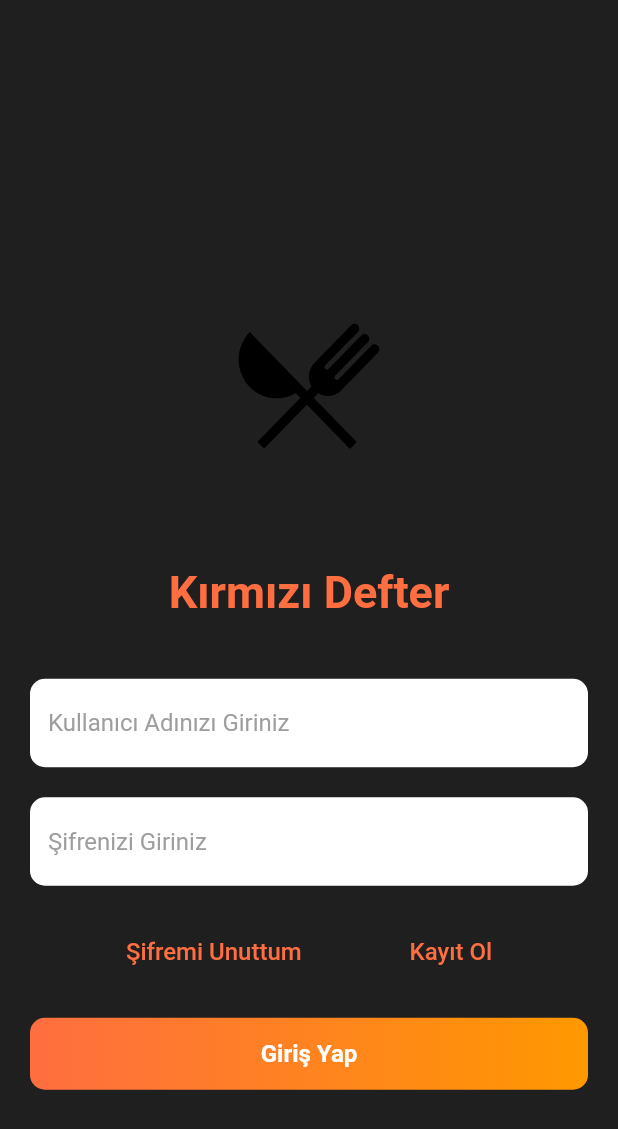
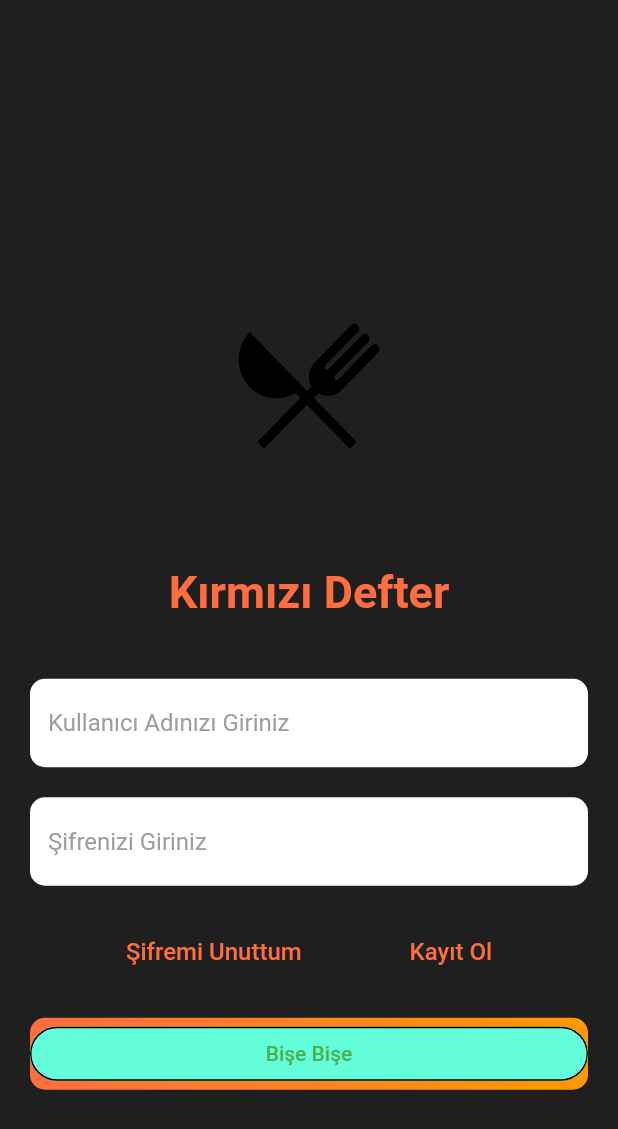
Before and after one commit to Buris1326/Red-Notebook, a Flutter app: the screen it shows after launch, on a phone screen of 412 x 824 dp. Shown: the top 1129 px of the screen. Run offline on Flutter 3.47's test engine with Material 2 defaults, Android fonts, the phone set to English and light mode, and no system bars; our stand-ins replace cloud_firestore, firebase_auth, firebase_core, firebase_database, flutter_rating_bar, flutter_spinkit and 2 more; accounts and stored records are empty.

Commit message:
Kod düzenlemesi yapıldı

```diff
--- a/lib/gecisEkranlari/sayfaBursa.dart
+++ b/lib/gecisEkranlari/sayfaBursa.dart
@@ -1,48 +1,21 @@
+import 'package:firebase_auth/firebase_auth.dart';
 import 'package:flutter/material.dart';
-import 'package:firebase_auth/firebase_auth.dart';
+import 'package:kirmizidefter/Authentication.dart';
 import 'package:lottie/lottie.dart';
 import 'package:kirmizidefter/kayitOl_sifreYenileme/ForgotPassword.dart';
 import 'package:kirmizidefter/kayitOl_sifreYenileme/SignUpScreen.dart';
-import 'package:kirmizidefter/yardimciSayfalar/sayfaYildirim.dart';
 
-class SayfaBursa extends StatefulWidget {
-  @override
-  _SayfaBursaState createState() => _SayfaBursaState();
-}
+class SayfaBursa extends StatelessWidget {
+  String user_email = "";
+  String user_password = "";
 
-class _SayfaBursaState extends State<SayfaBursa> {
-  TextEditingController _usernameController = TextEditingController();
-  TextEditingController _passwordController = TextEditingController();
 
-  final FirebaseAuth _firebaseAuth = FirebaseAuth.instance;
-
-  void _login() async {
-    try {
-      UserCredential userCredential =
-      await _firebaseAuth.signInWithEmailAndPassword(
-        email: _usernameController.text,
-        password: _passwordController.text,
-      );
-
-      // Giriş başarılı olduğunda yapılması gereken işlemler
-      User? user = userCredential.user;
-      if (user != null) {
-        Navigator.pushReplacement(
-          context,
-          MaterialPageRoute(builder: (context) => SayfaYildirim(child: Container())),
-        );
-      }
-    } catch (e) {
-      // Giriş hatalı olduğunda yapılması gereken işlemler
-      print("hatali bilgi girisi yapildi");
-    }
-  }
 
   @override
   Widget build(BuildContext context) {
     return MaterialApp(
       home: Scaffold(
-        backgroundColor: Color(0xFF1F1F1F), // Koyu arka plan rengi
+        backgroundColor: Color(0xFF1F1F1F),
         body: Center(
           child: SingleChildScrollView(
             child: Padding(
@@ -68,7 +41,9 @@ class _SayfaBursaState extends State<SayfaBursa> {
                   ),
                   SizedBox(height: 40),
                   TextFormField(
-                    controller: _usernameController,
+                    onChanged: (value) {
+                      user_email = value;
+                    },
                     decoration: InputDecoration(
                       hintText: "Kullanıcı Adınızı Giriniz",
                       hintStyle: TextStyle(color: Colors.grey),
@@ -83,7 +58,9 @@ class _SayfaBursaState extends State<SayfaBursa> {
                   ),
                   SizedBox(height: 20),
                   TextFormField(
-                    controller: _passwordController,
+                    onChanged: (value) {
+                      user_password = value;
+                    },
                     decoration: InputDecoration(
                       hintText: "Şifrenizi Giriniz",
                       hintStyle: TextStyle(color: Colors.grey),
@@ -104,7 +81,9 @@ class _SayfaBursaState extends State<SayfaBursa> {
                         onPressed: () {
                           Navigator.pushReplacement(
                             context,
-                            MaterialPageRoute(builder: (context) => ForgotPassword()),
+                            MaterialPageRoute(
+                              builder: (context) => ForgotPassword(),
+                            ),
                           );
                         },
                         child: Text(
@@ -119,7 +98,9 @@ class _SayfaBursaState extends State<SayfaBursa> {
                         onPressed: () {
                           Navigator.pushReplacement(
                             context,
-                            MaterialPageRoute(builder: (context) => SignupScreen()),
+                            MaterialPageRoute(
+                              builder: (context) => SignupScreen(),
+                            ),
                           );
                         },
                         child: Text(
@@ -143,16 +124,28 @@ class _SayfaBursaState extends State<SayfaBursa> {
                         end: Alignment.centerRight,
                       ),
                     ),
-                    child: TextButton(
-                      onPressed: () {
-                        _login(); // Giriş yapma fonksiyonu
-                      },
-                      child: Text(
-                        'Giriş Yap',
-                        style: TextStyle(
-                          color: Colors.white,
-                          fontSize: 16.0,
-                          fontWeight: FontWeight.bold,
+                    child: ClipRRect(
+                      borderRadius: BorderRadius.circular(29),
+                      child: TextButton(
+                        style: ButtonStyle(
+                          backgroundColor:
+                          MaterialStateProperty.all<Color>(Colors.tealAccent),
+                          shape:
+                          MaterialStateProperty.all<RoundedRectangleBorder>(
+                            RoundedRectangleBorder(
+                              borderRadius: BorderRadius.circular(29.0),
+                              side: BorderSide(color: Colors.black),
+                            ),
+                          ),
+                        ),
+                        onPressed: () {
+                          FlutterFireAuthService authService = FlutterFireAuthService(FirebaseAuth.instance);
+                          authService.logIn(user_email, user_password, context);
+
+                        },
+                        child: Text(
+                          "Bişe Bişe",
+                          style: TextStyle(color: Colors.green),
                         ),
                       ),
                     ),
--- a/pubspec.yaml
+++ b/pubspec.yaml
@@ -36,7 +36,7 @@ dependencies:
   flutter_rating_bar:
   path:
   lottie:
-
+  cloud_firestore: ^4.8.1
 
   # The following adds the Cupertino Icons font to your application.
   # Use with the CupertinoIcons class for iOS style icons.
```
Also changed, not shown: lib/Authentication.dart (+23 -22 lines), lib/kayitOl_sifreYenileme/SignUpScreen.dart (+31 -30 lines), pubspec.lock, 2 other files.
